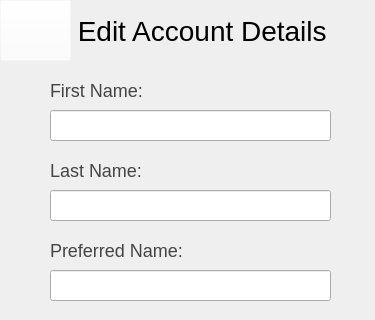
This is 0806_mCR_login/editdetails.ui in csidon/MyCovidApp as Qt 5 draws it before an edit; both pictures show x 0 to 375 and y 0 to 320 of the 375 by 667 pixel window. The edited form follows.
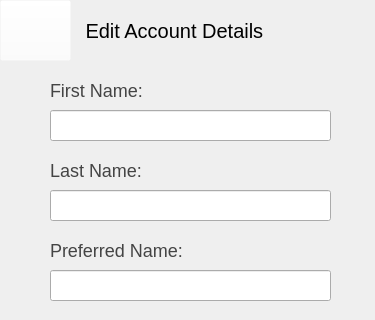
This is the edited form. Icons and pictures are not drawn.

The edit to the form file:
```diff
--- a/0806_mCR_login/editdetails.ui
+++ b/0806_mCR_login/editdetails.ui
@@ -157,15 +157,15 @@
   <widget class="QLabel" name="lbl_editDetails">
    <property name="geometry">
     <rect>
-     <x>70</x>
+     <x>80</x>
      <y>0</y>
-     <width>301</width>
+     <width>221</width>
      <height>61</height>
     </rect>
    </property>
    <property name="styleSheet">
     <string notr="true">color:black;
-font-size:28px;
+font-size:20px;
 font-family:arial;</string>
    </property>
    <property name="text">
```
